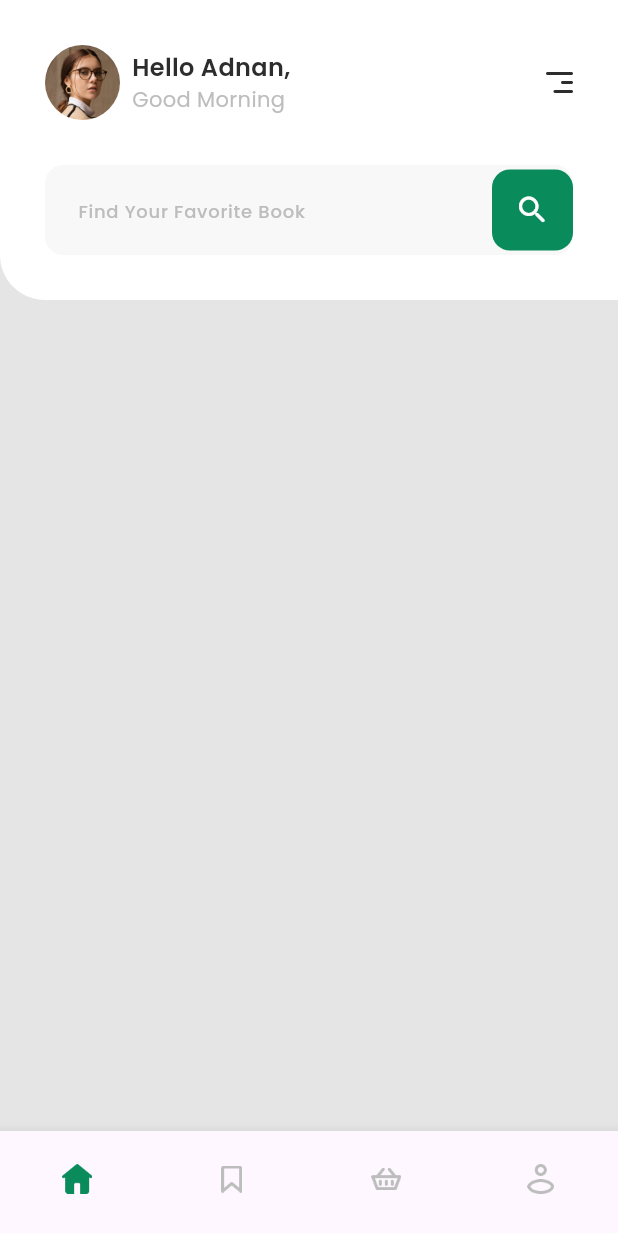
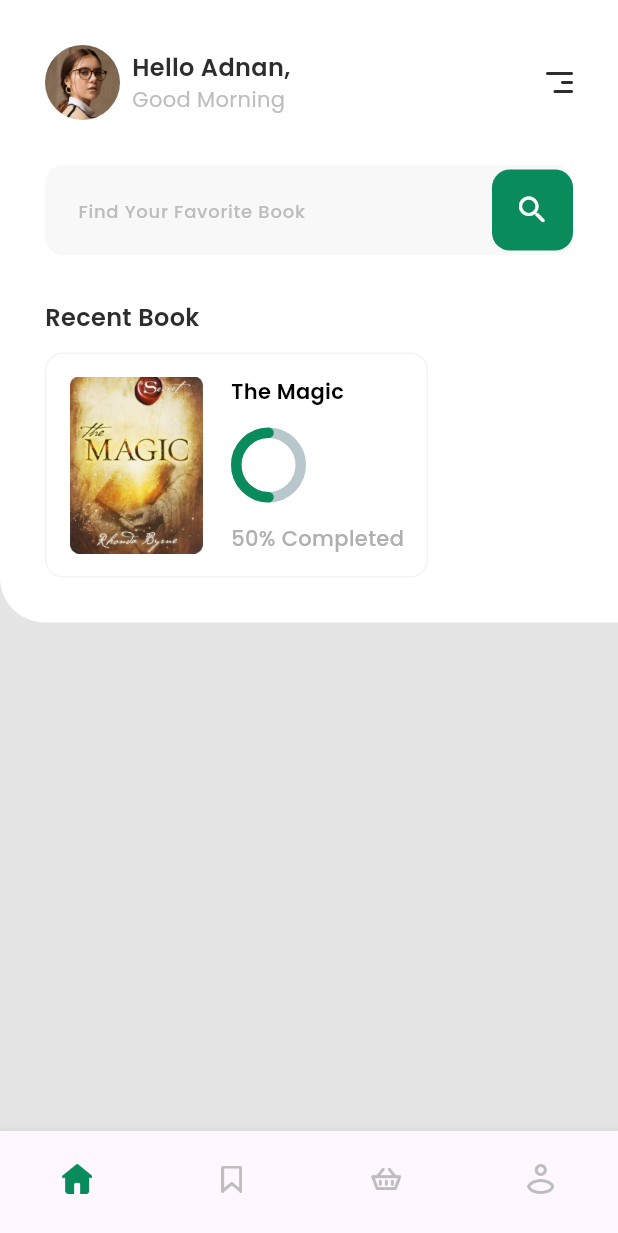
Before and after one commit to adnfutuh/e_book_app, a Flutter app: the screen it shows after launch, on a phone screen of 412 x 824 dp. Shown: the top 1233 px of the screen. Run offline on Flutter 3.47's test engine with Material 3 defaults, Android fonts, the phone set to English and light mode, and no system bars; drawn by our look-alikes of percent_indicator; our stand-ins replace google_fonts.

Commit message:
feat: singleChildScrollView

```diff
--- a/lib/screens/sections/home/home_page.dart
+++ b/lib/screens/sections/home/home_page.dart
@@ -1,5 +1,6 @@
 import 'package:e_book_app/themes.dart';
 import 'package:flutter/material.dart';
+import 'package:percent_indicator/circular_percent_indicator.dart';
 
 class HomePage extends StatelessWidget {
   const HomePage({super.key});
@@ -83,6 +84,60 @@ class HomePage extends StatelessWidget {
       );
     }
 
+    Widget recentBook() {
+      return SingleChildScrollView(
+        padding: const EdgeInsets.symmetric(horizontal: 30),
+        child: Row(
+          children: [
+            Container(
+              padding: const EdgeInsets.all(15),
+              height: 150,
+              decoration: BoxDecoration(
+                border: Border.all(color: borderRecentBook),
+                borderRadius: const BorderRadius.all(
+                  Radius.circular(12),
+                ),
+              ),
+              child: Row(
+                children: [
+                  Image.asset(
+                    'assets/images/recentbook_1.png',
+                    width: 90,
+                  ),
+                  const SizedBox(
+                    width: 18,
+                  ),
+                  Column(
+                    mainAxisAlignment: MainAxisAlignment.spaceBetween,
+                    crossAxisAlignment: CrossAxisAlignment.start,
+                    children: [
+                      Text(
+                        'The Magic',
+                        style: semiBold14.copyWith(color: blackColor2),
+                      ),
+                      CircularPercentIndicator(
+                        reverse: true,
+                        radius: 25,
+                        lineWidth: 7,
+                        animation: true,
+                        percent: 0.5,
+                        progressColor: greenColor,
+                        circularStrokeCap: CircularStrokeCap.round,
+                      ),
+                      Text(
+                        '50% Completed',
+                        style: meduim14.copyWith(color: greyColorRecentBook),
+                      ),
+                    ],
+                  ),
+                ],
+              ),
+            )
+          ],
+        ),
+      );
+    }
+
     return Scaffold(
       backgroundColor: backgroundColor,
       body: ListView(
@@ -96,10 +151,25 @@ class HomePage extends StatelessWidget {
               ),
             ),
             child: Column(
+              crossAxisAlignment: CrossAxisAlignment.start,
               children: [
                 header(),
                 const SizedBox(height: 30),
                 searchField(),
+                const SizedBox(height: 30),
+                Padding(
+                  padding: const EdgeInsets.symmetric(
+                    horizontal: 30,
+                  ),
+                  child: Text(
+                    'Recent Book',
+                    style: semiBold16.copyWith(color: blackColor),
+                  ),
+                ),
+                const SizedBox(
+                  height: 12,
+                ),
+                recentBook(),
               ],
             ),
           ),
--- a/lib/themes.dart
+++ b/lib/themes.dart
@@ -1,6 +1,7 @@
 import 'package:flutter/material.dart';
 import 'package:google_fonts/google_fonts.dart';
 
+Color borderRecentBook = const Color(0xFFF3F3F3);
 Color backgroundColor = const Color(0xFFE5E5E5);
 Color whiteColor = const Color(0xFFFFFFFF);
 Color blackColor = const Color(0xFF2D2D2D);
--- a/pubspec.yaml
+++ b/pubspec.yaml
@@ -31,6 +31,7 @@ dependencies:
   flutter:
     sdk: flutter
   google_fonts: ^6.2.1
+  percent_indicator: ^4.2.3
 
   # The following adds the Cupertino Icons font to your application.
   # Use with the CupertinoIcons class for iOS style icons.
```
